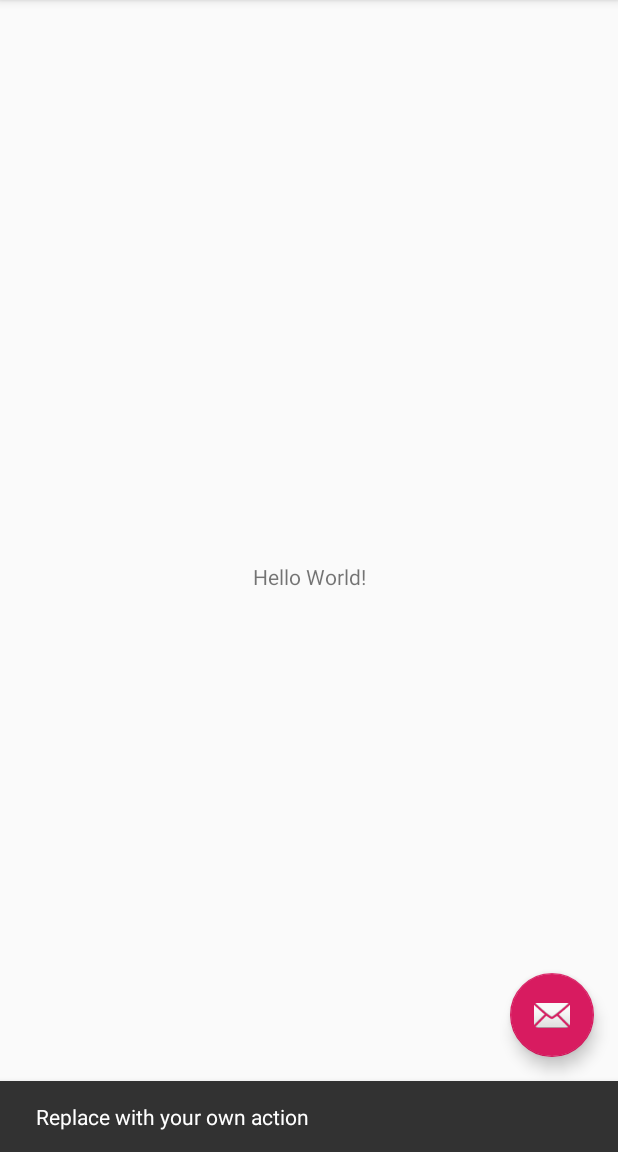
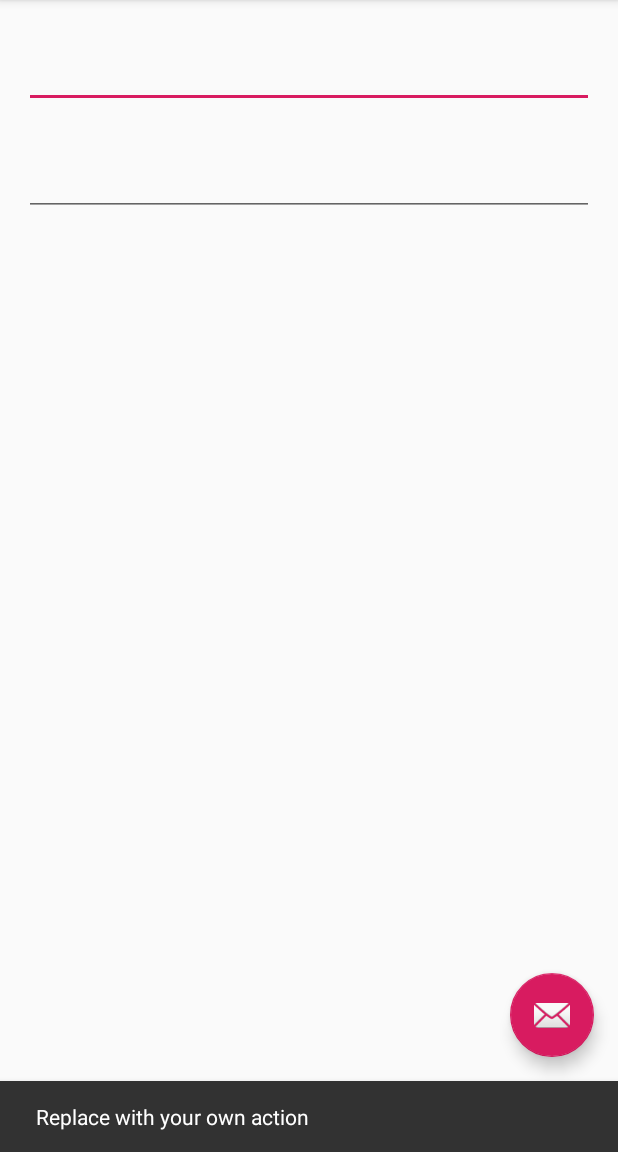
Before and after one commit to CORDEA/FridaDemo, an Android app: the screen it shows after launch (MainActivity), after a tap on an icon or button, on a phone screen of 412 x 824 dp, the part 84-1236 px from its top. Run offline under Robolectric (Android 15) with nearby library versions, the phone set to English and light mode, and no system bars.

Commit message:
update layout

```diff
--- a/demoapp/app/src/main/res/layout/content_main.xml
+++ b/demoapp/app/src/main/res/layout/content_main.xml
@@ -4,17 +4,47 @@
     xmlns:tools="http://schemas.android.com/tools"
     android:layout_width="match_parent"
     android:layout_height="match_parent"
+    android:padding="16dp"
     app:layout_behavior="@string/appbar_scrolling_view_behavior"
     tools:context=".MainActivity"
     tools:showIn="@layout/activity_main">
 
+    <com.google.android.material.textfield.TextInputLayout
+        android:id="@+id/input_layout1"
+        android:layout_width="0dp"
+        android:layout_height="wrap_content"
+        app:layout_constraintEnd_toEndOf="parent"
+        app:layout_constraintStart_toStartOf="parent"
+        app:layout_constraintTop_toTopOf="parent">
+
+        <com.google.android.material.textfield.TextInputEditText
+            android:layout_width="match_parent"
+            android:layout_height="wrap_content" />
+    </com.google.android.material.textfield.TextInputLayout>
+
+    <com.google.android.material.textfield.TextInputLayout
+        android:id="@+id/input_layout2"
+        android:layout_width="0dp"
+        android:layout_height="wrap_content"
+        android:layout_marginTop="16dp"
+        app:layout_constraintEnd_toEndOf="parent"
+        app:layout_constraintStart_toStartOf="parent"
+        app:layout_constraintTop_toBottomOf="@id/input_layout1">
+
+        <com.google.android.material.textfield.TextInputEditText
+            android:layout_width="match_parent"
+            android:layout_height="wrap_content" />
+    </com.google.android.material.textfield.TextInputLayout>
+
     <TextView
+        android:id="@+id/text_view"
         android:layout_width="wrap_content"
         android:layout_height="wrap_content"
-        android:text="Hello World!"
+        android:layout_marginTop="16dp"
+        android:textSize="24sp"
         app:layout_constraintBottom_toBottomOf="parent"
-        app:layout_constraintLeft_toLeftOf="parent"
-        app:layout_constraintRight_toRightOf="parent"
-        app:layout_constraintTop_toTopOf="parent" />
-
+        app:layout_constraintEnd_toEndOf="parent"
+        app:layout_constraintStart_toStartOf="parent"
+        app:layout_constraintTop_toBottomOf="@id/input_layout2"
+        app:layout_constraintVertical_bias="0.4" />
 </androidx.constraintlayout.widget.ConstraintLayout>
```
